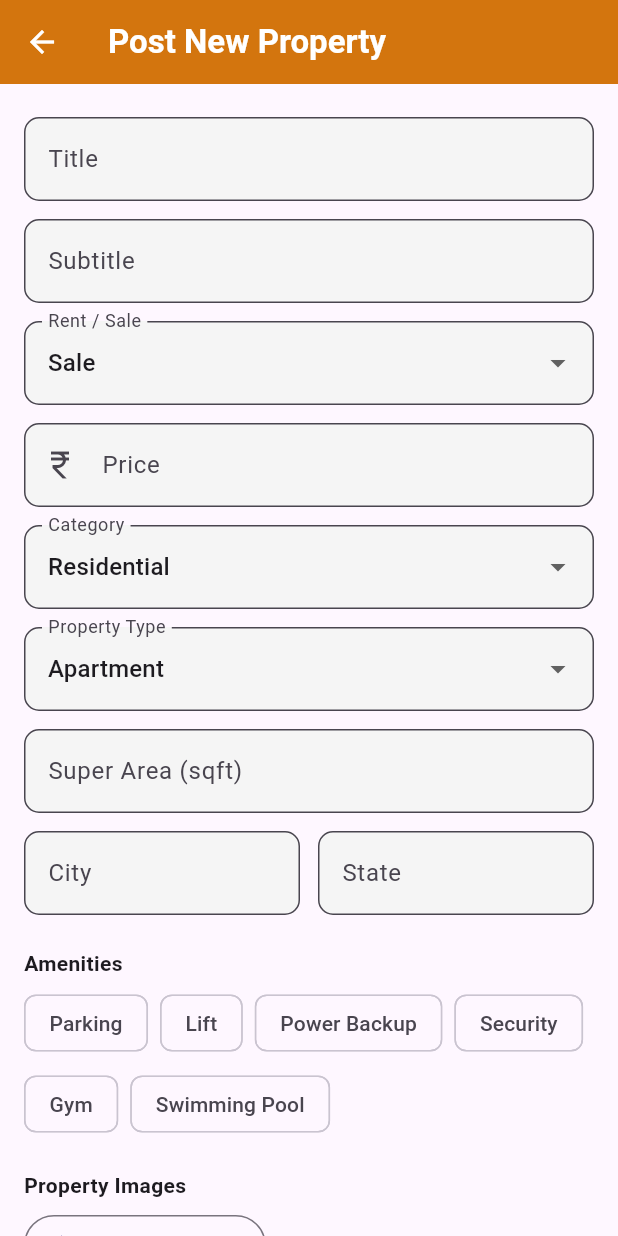
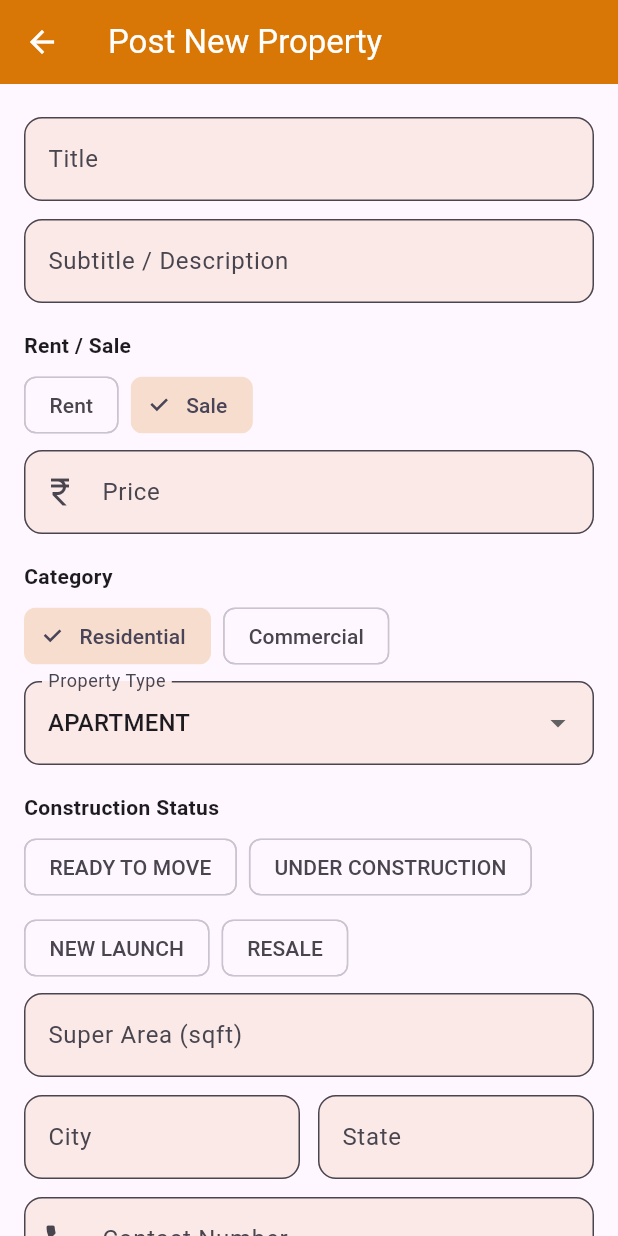
Before and after one commit to LabProApp/homeloanapp, a Flutter app: the PostPropertyScreen screen opened directly, on a phone screen of 412 x 824 dp. Run offline on Flutter 3.47's test engine with Material 3 defaults, Android fonts, the phone set to English and light mode, and no system bars; our stand-ins replace equatable, get_it, readmore, share_plus, webview_flutter.

Commit message:
Add Property

```diff
--- a/lib/screens/propertyAdd_screen.dart
+++ b/lib/screens/propertyAdd_screen.dart
@@ -1,4 +1,6 @@
 import 'package:flutter/material.dart';
+import 'package:property/models/property_model.dart';
+import 'package:property/services/property_api_service.dart';
 import 'package:property/theme/app_colors.dart';
 
 class PostPropertyScreen extends StatefulWidget {
@@ -18,25 +20,48 @@ class _PostPropertyScreenState extends State<PostPropertyScreen> {
   final superAreaController = TextEditingController();
   final cityController = TextEditingController();
   final stateController = TextEditingController();
+  final contactController = TextEditingController();
 
+  // 🔹 Chip / Dropdown values
   String rentOrSale = "Sale";
   String category = "Residential";
-  String propertyType = "Apartment";
+  String propertyType = "APARTMENT";
+  String constructionStatus = "READY";
 
   final List<String> amenities = [];
-  final List<String> images = [];
+
+  bool _loading = false;
+
+  // 🔹 Options
+  final List<String> rentSaleOptions = ["Rent", "Sale"];
+  final List<String> categoryOptions = ["Residential", "Commercial"];
+  final List<String> constructionStatusOptions = [
+    "READY_TO_MOVE",
+    "UNDER_CONSTRUCTION",
+    "NEW_LAUNCH",
+    "RESALE"
+  ];
+
+  final List<String> propertyTypes = [
+    "HOUSE",
+    "PLOT",
+    "APARTMENT",
+    "BUILDER_FLOOR",
+    "SHOP",
+    "OFFICE",
+    "SHOWROOM",
+    "PG",
+    "CO_WORKING",
+    "AGRICULTURAL",
+  ];
 
   @override
   Widget build(BuildContext context) {
     return Scaffold(
       appBar: AppBar(
-        title: const Text(
-          "Post New Property",
-          style: TextStyle(fontWeight: FontWeight.bold),
-        ),
+        title: const Text("Post New Property"),
         backgroundColor: AppColors.primary,
         foregroundColor: Colors.white,
-        elevation: 1,
       ),
       body: SingleChildScrollView(
         padding: const EdgeInsets.all(16),
@@ -46,13 +71,14 @@ class _PostPropertyScreenState extends State<PostPropertyScreen> {
             crossAxisAlignment: CrossAxisAlignment.start,
             children: [
               _field("Title", titleController),
-              _field("Subtitle", subtitleController),
+              _field("Subtitle / Description", subtitleController),
 
-              _dropdown(
-                label: "Rent / Sale",
-                value: rentOrSale,
-                items: const ["Rent", "Sale"],
-                onChanged: (v) => setState(() => rentOrSale = v),
+              /// 🔹 RENT / SALE
+              _sectionTitle("Rent / Sale"),
+              _chipSelector(
+                options: rentSaleOptions,
+                selected: rentOrSale,
+                onSelected: (v) => setState(() => rentOrSale = v),
               ),
 
               _field(
@@ -62,18 +88,29 @@ class _PostPropertyScreenState extends State<PostPropertyScreen> {
                 prefix: Icons.currency_rupee,
               ),
 
-              _dropdown(
-                label: "Category",
-                value: category,
-                items: const ["Residential", "Commercial", "Land"],
-                onChanged: (v) => setState(() => category = v),
+              /// 🔹 CATEGORY
+              _sectionTitle("Category"),
+              _chipSelector(
+                options: categoryOptions,
+                selected: category,
+                onSelected: (v) => setState(() => category = v),
               ),
 
+              /// 🔹 PROPERTY TYPE (DROPDOWN)
               _dropdown(
                 label: "Property Type",
                 value: propertyType,
-                items: const ["Apartment", "Villa", "Plot", "Office"],
+                items: propertyTypes,
                 onChanged: (v) => setState(() => propertyType = v),
+              ),
+
+              /// 🔹 CONSTRUCTION STATUS (CHIPS)
+              _sectionTitle("Construction Status"),
+              _chipSelector(
+                options: constructionStatusOptions,
+                selected: constructionStatus,
+                onSelected: (v) =>
+                    setState(() => constructionStatus = v),
               ),
 
               _field(
@@ -90,38 +127,33 @@ class _PostPropertyScreenState extends State<PostPropertyScreen> {
                 ],
               ),
 
+              _field(
+                "Contact Number",
+                contactController,
+                keyboard: TextInputType.phone,
+                prefix: Icons.phone,
+              ),
+
               const SizedBox(height: 16),
 
+              /// 🔹 AMENITIES
               _sectionTitle("Amenities"),
               Wrap(
                 spacing: 8,
                 runSpacing: 6,
                 children: [
-                  _chip("Parking"),
-                  _chip("Lift"),
-                  _chip("Power Backup"),
-                  _chip("Security"),
-                  _chip("Gym"),
-                  _chip("Swimming Pool"),
+                  _amenityChip("Parking"),
+                  _amenityChip("Lift"),
+                  _amenityChip("Power Backup"),
+                  _amenityChip("Security"),
+                  _amenityChip("Gym"),
+                  _amenityChip("Swimming Pool"),
                 ],
               ),
 
-              const SizedBox(height: 20),
+              const SizedBox(height: 24),
 
-              _sectionTitle("Property Images"),
-              OutlinedButton.icon(
-                onPressed: () {
-                  // TODO: Add image picker
-                  setState(() {
-                    images.add("image_placeholder");
-                  });
-                },
-                icon: const Icon(Icons.upload),
-                label: const Text("Upload Images"),
-              ),
-
-              const SizedBox(height: 30),
-
+              /// 🔹 SUBMIT
               SizedBox(
                 width: double.infinity,
                 height: 52,
@@ -132,19 +164,19 @@ class _PostPropertyScreenState extends State<PostPropertyScreen> {
                       borderRadius: BorderRadius.circular(12),
                     ),
                   ),
-                  onPressed: _submit,
-                  child: const Text(
+                  onPressed: _loading ? null : _submit,
+                  child: _loading
+                      ? const CircularProgressIndicator(color: Colors.white)
+                      : const Text(
                     "Post Property",
                     style: TextStyle(
+                      fontWeight: FontWeight.bold,
                       fontSize: 16,
-                      fontWeight: FontWeight.bold,
                       color: Colors.white,
                     ),
                   ),
                 ),
               ),
-
-              const SizedBox(height: 20),
             ],
           ),
         ),
@@ -154,27 +186,57 @@ class _PostPropertyScreenState extends State<PostPropertyScreen> {
 
   // ---------------- SUBMIT ----------------
 
-  void _submit() {
-    if (_formKey.currentState!.validate()) {
-      debugPrint({
-        "title": titleController.text,
-        "subtitle": subtitleController.text,
-        "rentOrSale": rentOrSale,
-        "price": priceController.text,
-        "category": category,
-        "type": propertyType,
-        "superArea": superAreaController.text,
-        "city": cityController.text,
-        "state": stateController.text,
-        "amenities": amenities,
-        "images": images,
-      }.toString());
+  Future<void> _submit() async {
+    if (!_formKey.currentState!.validate()) return;
 
+    setState(() => _loading = true);
+
+    final property = PropertyModel(
+      title: titleController.text.trim(),
+      description: subtitleController.text.trim(),
+      projectName: titleController.text.trim(),
+
+      address:
+      "${cityController.text.trim()}, ${stateController.text.trim()}",
+      city: cityController.text.trim(),
+      state: stateController.text.trim(),
+      location: cityController.text.trim(),
+
+      type: propertyType,
+      category: category,
+      rentOrSale: rentOrSale,
+      propertyStatus: "ACTIVE",
+      constructionStatus: constructionStatus,
+
+      price: double.tryParse(priceController.text),
+      superArea: double.tryParse(superAreaController.text),
+      carpetArea: double.tryParse(superAreaController.text),
+
+      amenities: amenities.join(","),
+
+      postedBy: "APP",
+      postedByUser: 1,
+      planPackage: "FREE",
+      verified: false,
+      postDate: DateTime.now().toIso8601String(),
+
+      contactNumber: contactController.text.trim(),
+    );
+
+    try {
+      await PropertyApiService.addProperty(property);
+
+      if (!mounted) return;
       ScaffoldMessenger.of(context).showSnackBar(
         const SnackBar(content: Text("Property posted successfully")),
       );
-
       Navigator.pop(context);
+    } catch (e) {
+      ScaffoldMessenger.of(context).showSnackBar(
+        SnackBar(content: Text("Failed to post property: $e")),
+      );
+    } finally {
+      if (mounted) setState(() => _loading = false);
     }
   }
 
@@ -192,14 +254,14 @@ class _PostPropertyScreenState extends State<PostPropertyScreen> {
         controller: controller,
         keyboardType: keyboard,
         validator: (v) =>
-        v == null || v.isEmpty ? "Enter $label" : null,
+        v == null || v.trim().isEmpty ? "Enter $label" : null,
         decoration: InputDecoration(
           labelText: label,
           prefixIcon: prefix != null ? Icon(prefix) : null,
           filled: true,
-          fillColor: Colors.grey[100],
+          fillColor: AppColors.textBoxbackground,
           border: OutlineInputBorder(
-            borderRadius: BorderRadius.circular(10),
+            borderRadius: BorderRadius.circular(12),
           ),
         ),
       ),
@@ -219,7 +281,7 @@ class _PostPropertyScreenState extends State<PostPropertyScreen> {
         decoration: InputDecoration(
           labelText: label,
           filled: true,
-          fillColor: Colors.grey[100],
+          fillColor: AppColors.textBoxbackground,
           border: OutlineInputBorder(
             borderRadius: BorderRadius.circular(10),
           ),
@@ -228,7 +290,7 @@ class _PostPropertyScreenState extends State<PostPropertyScreen> {
             .map(
               (e) => DropdownMenuItem(
             value: e,
-            child: Text(e),
+            child: Text(e.replaceAll("_", " ")),
           ),
         )
             .toList(),
@@ -237,24 +299,38 @@ class _PostPropertyScreenState extends State<PostPropertyScreen> {
     );
   }
 
-  Widget _sectionTitle(String text) {
-    return Padding(
-      padding: const EdgeInsets.only(bottom: 6),
-      child: Text(
-        text,
-        style: const TextStyle(
-          fontWeight: FontWeight.bold,
-          fontSize: 14,
-        ),
-      ),
+  Widget _chipSelector({
+    required List<String> options,
+    required String selected,
+    required Function(String) onSelected,
+  }) {
+    return Wrap(
+      spacing: 8,
+      runSpacing: 6,
+      children: options.map((o) {
+        return ChoiceChip(
+          label: Text(o.replaceAll("_", " ")),
+          selected: selected == o,
+          selectedColor: AppColors.primary.withOpacity(0.2),
+          onSelected: (_) => onSelected(o),
+        );
+      }).toList(),
     );
   }
 
-  Widget _chip(String label) {
+  Widget _amenityChip(String label) {
     final selected = amenities.contains(label);
+
     return FilterChip(
-      label: Text(label),
+      label: Text(
+        label,
+        style: TextStyle(
+          fontWeight: FontWeight.w500,
+          color: selected ? AppColors.primary : Colors.black87,
+        ),
+      ),
       selected: selected,
+      selectedColor: AppColors.primary.withOpacity(0.2),
       onSelected: (v) {
         setState(() {
           v ? amenities.add(label) : amenities.remove(label);
@@ -262,4 +338,15 @@ class _PostPropertyScreenState extends State<PostPropertyScreen> {
       },
     );
   }
+
+
+  Widget _sectionTitle(String text) {
+    return Padding(
+      padding: const EdgeInsets.only(top: 12, bottom: 6),
+      child: Text(
+        text,
+        style: const TextStyle(fontWeight: FontWeight.bold, fontSize: 14),
+      ),
+    );
+  }
 }
--- a/lib/theme/app_colors.dart
+++ b/lib/theme/app_colors.dart
@@ -4,6 +4,7 @@ class AppColors {
   // ===== Brand / Primary =====
   static const Color primary = Color(0xFFD97706);   // Deep Blue – Trust & Finance
   static const Color secondary = Colors.orangeAccent; // Professional Blue
+  static const Color textBoxbackground = Color(0xFFFBE9E7); // Professional Blue
   static const Color accent = Color(0xFF059669);    // Green – Growth / Approval
 
   // ===== Backgrounds =====
```
Also changed, not shown: lib/services/property_api_service.dart (+34 -6 lines).
